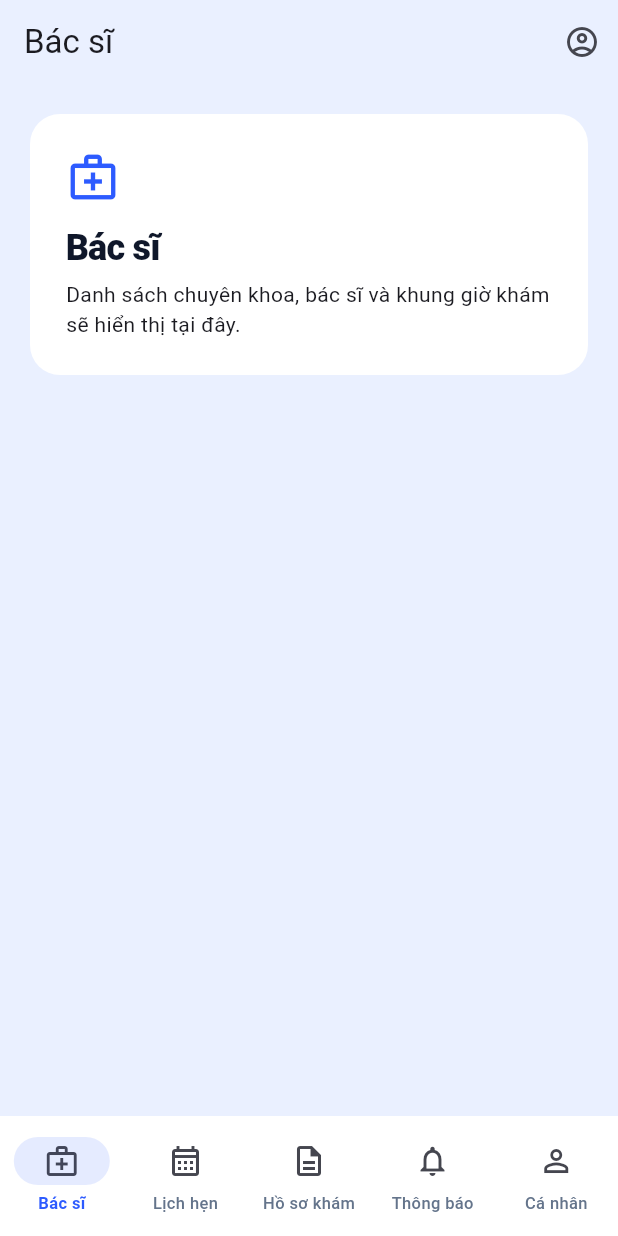
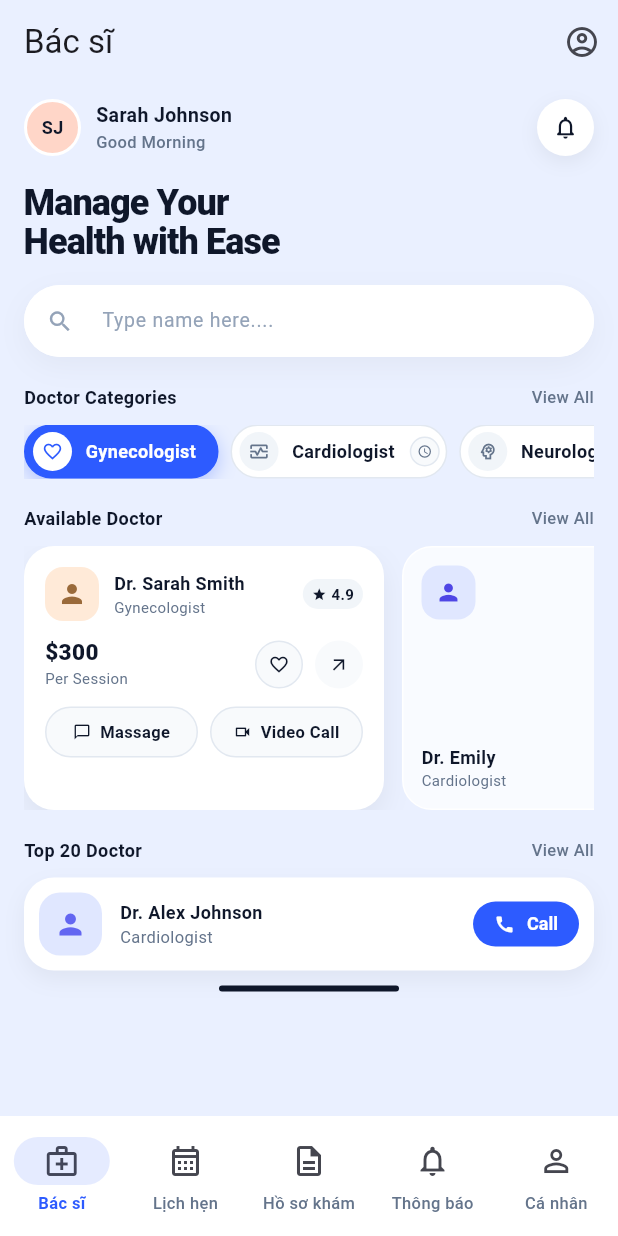
Before and after one commit to WilliamsHugh/ClinicAppoiment, a Flutter app: the PatientShell screen opened directly with empty values, on a phone screen of 412 x 824 dp. Run offline on Flutter 3.47's test engine with Material 3 defaults, Android fonts, the phone set to English and light mode, and no system bars; network calls fail.

Commit message:
feat(patient-app): add Home screen left Figma with split widgets
- add features/home/home_page.dart (Manage Your Health, search, categories, available/top doctors)
- split into widgets/home_header.dart, search_field.dart, category_chip.dart, doctor_card.dart, top_doctor_tile.dart
- wire doctors_page.dart to wrap HomePage, navigate to DoctorDetail on tap
- keep all styling via ClinicColors, no single-file dump

```diff
--- a/apps/patient-app/lib/features/doctors/doctors_page.dart
+++ b/apps/patient-app/lib/features/doctors/doctors_page.dart
@@ -1,17 +1,15 @@
 import 'package:flutter/material.dart';
 
-import '../../shared/widgets/feature_placeholder.dart';
+import '../home/home_page.dart';
 
+/// Route /doctors hiện hiển thị HomePage bám sát mobile_ui.png (màn trái).
+/// Navigation tới DoctorDetailPage được xử lý ngay trong HomePage qua
+/// push MaterialPageRoute.
 class DoctorsPage extends StatelessWidget {
   const DoctorsPage({super.key});
 
   @override
   Widget build(BuildContext context) {
-    return const FeaturePlaceholder(
-      title: 'Bác sĩ',
-      message:
-          'Danh sách chuyên khoa, bác sĩ và khung giờ khám sẽ hiển thị tại đây.',
-      icon: Icons.medical_services_outlined,
-    );
+    return const HomePage();
   }
 }
--- /dev/null
+++ b/apps/patient-app/lib/features/home/home_page.dart
@@ -0,0 +1,175 @@
+import 'package:flutter/material.dart';
+
+import '../../core/theme/app_theme.dart';
+import '../doctor_detail/doctor_detail_page.dart';
+import 'widgets/category_chip.dart';
+import 'widgets/doctor_card.dart';
+import 'widgets/home_header.dart';
+import 'widgets/search_field.dart';
+import 'widgets/top_doctor_tile.dart';
+
+/// Home - màn trái Figma, đã tách ra widgets chuyên nghiệp:
+/// - widgets/home_header.dart
+/// - widgets/search_field.dart
+/// - widgets/category_chip.dart
+/// - widgets/doctor_card.dart
+/// - widgets/top_doctor_tile.dart
+class HomePage extends StatefulWidget {
+  const HomePage({super.key});
+
+  @override
+  State<HomePage> createState() => _HomePageState();
+}
+
+class _HomePageState extends State<HomePage> {
+  String _selectedCategory = 'Gynecologist';
+  final _searchController = TextEditingController();
+
+  @override
+  void dispose() {
+    _searchController.dispose();
+    super.dispose();
+  }
+
+  @override
+  Widget build(BuildContext context) {
+    return Scaffold(
+      backgroundColor: ClinicColors.scaffold,
+      body: SafeArea(
+        child: SingleChildScrollView(
+          padding: const EdgeInsets.fromLTRB(16, 10, 16, 24),
+          child: Column(
+            crossAxisAlignment: CrossAxisAlignment.start,
+            children: [
+              HomeHeader(
+                onNotificationTap: () {
+                  // điều hướng tới tab Thông báo nếu cần
+                  ScaffoldMessenger.of(context).showSnackBar(
+                      const SnackBar(content: Text('Mở thông báo')));
+                },
+              ),
+              const SizedBox(height: 18),
+              const Text(
+                'Manage Your\nHealth with Ease',
+                style: TextStyle(
+                  fontSize: 24,
+                  height: 1.1,
+                  fontWeight: FontWeight.w800,
+                  letterSpacing: -0.6,
+                  color: ClinicColors.ink,
+                ),
+              ),
+              const SizedBox(height: 16),
+              HomeSearchField(controller: _searchController),
+              const SizedBox(height: 18),
+              _SectionLabel(
+                  title: 'Doctor Categories', onViewAll: () {}),
+              const SizedBox(height: 10),
+              SizedBox(
+                height: 36,
+                child: ListView(
+                  scrollDirection: Axis.horizontal,
+                  children: [
+                    CategoryChip(
+                      label: 'Gynecologist',
+                      icon: Icons.favorite_border,
+                      selected: _selectedCategory == 'Gynecologist',
+                      onTap: () =>
+                          setState(() => _selectedCategory = 'Gynecologist'),
+                    ),
+                    const SizedBox(width: 8),
+                    CategoryChip(
+                      label: 'Cardiologist',
+                      icon: Icons.monitor_heart_outlined,
+                      selected: _selectedCategory == 'Cardiologist',
+                      onTap: () =>
+                          setState(() => _selectedCategory = 'Cardiologist'),
+                    ),
+                    const SizedBox(width: 8),
+                    CategoryChip(
+                      label: 'Neurologist',
+                      icon: Icons.psychology_outlined,
+                      selected: _selectedCategory == 'Neurologist',
+                      onTap: () =>
+                          setState(() => _selectedCategory = 'Neurologist'),
+                    ),
+                  ],
+                ),
+              ),
+              const SizedBox(height: 18),
+              _SectionLabel(title: 'Available Doctor', onViewAll: () {}),
+              const SizedBox(height: 10),
+              SizedBox(
+                height: 176,
+                child: ListView.separated(
+                  scrollDirection: Axis.horizontal,
+                  itemCount: 3,
+                  separatorBuilder: (_, __) => const SizedBox(width: 12),
+                  itemBuilder: (context, index) {
+                    if (index == 0) {
+                      return AvailableDoctorCard(
+                        onTap: () => Navigator.of(context).push(
+                          MaterialPageRoute(
+                              builder: (_) => const DoctorDetailPage()),
+                        ),
+                      );
+                    }
+                    return AvailableDoctorCardCompact(index: index);
+                  },
+                ),
+              ),
+              const SizedBox(height: 18),
+              _SectionLabel(title: 'Top 20 Doctor', onViewAll: () {}),
+              const SizedBox(height: 10),
+              TopDoctorTile(
+                onCall: () => ScaffoldMessenger.of(context).showSnackBar(
+                    const SnackBar(content: Text('Gọi Dr. Alex Johnson'))),
+                onTap: () => Navigator.of(context).push(
+                  MaterialPageRoute(builder: (_) => const DoctorDetailPage()),
+                ),
+              ),
+              const SizedBox(height: 10),
+              Center(
+                child: Container(
+                  width: 120,
+                  height: 4,
+                  decoration: BoxDecoration(
+                    color: ClinicColors.ink,
+                    borderRadius: BorderRadius.circular(12),
+                  ),
+                ),
+              ),
+            ],
+          ),
+        ),
+      ),
+    );
+  }
+}
+
+class _SectionLabel extends StatelessWidget {
+  const _SectionLabel({required this.title, required this.onViewAll});
+  final String title;
+  final VoidCallback onViewAll;
+  @override
+  Widget build(BuildContext context) {
+    return Row(
+      children: [
+        Text(title,
+            style: const TextStyle(
+                fontSize: 12,
+                fontWeight: FontWeight.w700,
+                color: ClinicColors.ink)),
+        const Spacer(),
+        GestureDetector(
+          onTap: onViewAll,
+          child: const Text('View All',
+              style: TextStyle(
+                  fontSize: 11,
+                  color: ClinicColors.muted,
+                  fontWeight: FontWeight.w500)),
+        ),
+      ],
+    );
+  }
+}
--- /dev/null
+++ b/apps/patient-app/lib/features/home/widgets/category_chip.dart
@@ -0,0 +1,77 @@
+import 'package:flutter/material.dart';
+
+import '../../../core/theme/app_theme.dart';
+
+class CategoryChip extends StatelessWidget {
+  const CategoryChip({
+    required this.label,
+    required this.icon,
+    required this.selected,
+    required this.onTap,
+    super.key,
+  });
+  final String label;
+  final IconData icon;
+  final bool selected;
+  final VoidCallback onTap;
+
+  @override
+  Widget build(BuildContext context) {
+    return GestureDetector(
+      onTap: onTap,
+      child: AnimatedContainer(
+        duration: const Duration(milliseconds: 180),
+        padding: const EdgeInsets.symmetric(horizontal: 4, vertical: 4),
+        decoration: BoxDecoration(
+          color: selected ? ClinicColors.primary : Colors.white,
+          borderRadius: BorderRadius.circular(20),
+          border: Border.all(
+              color: selected ? ClinicColors.primary : ClinicColors.border),
+          boxShadow: selected
+              ? [
+                  BoxShadow(
+                      color: ClinicColors.primary.withOpacity(0.3),
+                      blurRadius: 10,
+                      offset: const Offset(0, 4))
+                ]
+              : null,
+        ),
+        child: Row(
+          children: [
+            Container(
+              width: 28,
+              height: 28,
+              decoration: BoxDecoration(
+                color: selected ? Colors.white : const Color(0xFFF1F5F9),
+                shape: BoxShape.circle,
+              ),
+              child: Icon(icon,
+                  size: 14,
+                  color:
+                      selected ? ClinicColors.primary : ClinicColors.muted),
+            ),
+            const SizedBox(width: 8),
+            Text(label,
+                style: TextStyle(
+                    fontSize: 12,
+                    fontWeight: FontWeight.w600,
+                    color: selected ? Colors.white : ClinicColors.ink)),
+            const SizedBox(width: 10),
+            if (!selected)
+              Container(
+                width: 20,
+                height: 20,
+                decoration: BoxDecoration(
+                  color: const Color(0xFFF8FAFC),
+                  shape: BoxShape.circle,
+                  border: Border.all(color: ClinicColors.border),
+                ),
+                child: const Icon(Icons.access_time,
+                    size: 10, color: ClinicColors.muted),
+              ),
+          ],
+        ),
+      ),
+    );
+  }
+}
--- /dev/null
+++ b/apps/patient-app/lib/features/home/widgets/doctor_card.dart
@@ -0,0 +1,216 @@
+import 'package:flutter/material.dart';
+
+import '../../../core/theme/app_theme.dart';
+
+class AvailableDoctorCard extends StatelessWidget {
+  const AvailableDoctorCard({required this.onTap, super.key});
+  final VoidCallback onTap;
+
+  @override
+  Widget build(BuildContext context) {
+    return GestureDetector(
+      onTap: onTap,
+      child: Container(
+        width: 240,
+        padding: const EdgeInsets.all(14),
+        decoration: BoxDecoration(
+          color: Colors.white,
+          borderRadius: BorderRadius.circular(20),
+          boxShadow: [
+            BoxShadow(
+                color: Colors.black.withOpacity(0.06),
+                blurRadius: 16,
+                offset: const Offset(0, 8)),
+          ],
+        ),
+        child: Column(
+          crossAxisAlignment: CrossAxisAlignment.start,
+          children: [
+            Row(
+              children: [
+                Container(
+                  width: 36,
+                  height: 36,
+                  decoration: BoxDecoration(
+                    color: const Color(0xFFFFEAD8),
+                    borderRadius: BorderRadius.circular(12),
+                  ),
+                  alignment: Alignment.center,
+                  child: const Icon(Icons.person,
+                      size: 20, color: Color(0xFF9A6A3A)),
+                ),
+                const SizedBox(width: 10),
+                const Expanded(
+                  child: Column(
+                    crossAxisAlignment: CrossAxisAlignment.start,
+                    children: [
+                      Text('Dr. Sarah Smith',
+                          style: TextStyle(
+                              fontSize: 12,
+                              fontWeight: FontWeight.w700,
+                              color: ClinicColors.ink)),
+                      Text('Gynecologist',
+                          style: TextStyle(
+                              fontSize: 10, color: ClinicColors.muted)),
+                    ],
+                  ),
+                ),
+                Container(
+                  padding:
+                      const EdgeInsets.symmetric(horizontal: 6, vertical: 3),
+                  decoration: BoxDecoration(
+                    color: const Color(0xFFF1F5F9),
+                    borderRadius: BorderRadius.circular(10),
+                  ),
+                  child: const Row(
+                    children: [
+                      Icon(Icons.star, size: 10, color: ClinicColors.ink),
+                      SizedBox(width: 3),
+                      Text('4.9',
+                          style: TextStyle(
+                              fontSize: 10,
+                              fontWeight: FontWeight.w700,
+                              color: ClinicColors.ink)),
+                    ],
+                  ),
+                ),
+              ],
+            ),
+            const SizedBox(height: 10),
+            Row(
+              crossAxisAlignment: CrossAxisAlignment.end,
+              children: [
+                const Column(
+                  crossAxisAlignment: CrossAxisAlignment.start,
+                  children: [
+                    Text('\$300',
+                        style: TextStyle(
+                            fontSize: 15,
+                            fontWeight: FontWeight.w800,
+                            color: ClinicColors.ink)),
+                    Text('Per Session',
+                        style:
+                            TextStyle(fontSize: 10, color: ClinicColors.muted)),
+                  ],
+                ),
+                const Spacer(),
+                Container(
+                  width: 32,
+                  height: 32,
+                  decoration: BoxDecoration(
+                    color: const Color(0xFFF8FAFC),
+                    shape: BoxShape.circle,
+                    border: Border.all(color: ClinicColors.border),
+                  ),
+                  child: const Icon(Icons.favorite_border,
+                      size: 14, color: ClinicColors.ink),
+                ),
+                const SizedBox(width: 8),
+                Container(
+                  width: 32,
+                  height: 32,
+                  decoration: const BoxDecoration(
+                    color: Color(0xFFF8FAFC),
+                    shape: BoxShape.circle,
+                  ),
+                  child: const Icon(Icons.arrow_outward,
+                      size: 14, color: ClinicColors.ink),
+                ),
+              ],
+            ),
+            const SizedBox(height: 12),
+            Row(
+              children: [
+                _ActionPill(
+                    icon: Icons.chat_bubble_outline,
+                    label: 'Massage',
+                    onTap: () {}),
+                const SizedBox(width: 8),
+                _ActionPill(
+                    icon: Icons.videocam_outlined,
+                    label: 'Video Call',
+                    onTap: () {}),
+              ],
+            ),
+          ],
+        ),
+      ),
+    );
+  }
+}
+
+class AvailableDoctorCardCompact extends StatelessWidget {
+  const AvailableDoctorCardCompact({required this.index, super.key});
+  final int index;
+  @override
+  Widget build(BuildContext context) {
+    return Container(
+      width: 160,
+      padding: const EdgeInsets.all(12),
+      decoration: BoxDecoration(
+        color: Colors.white.withOpacity(0.72),
+        borderRadius: BorderRadius.circular(20),
+        border: Border.all(color: Colors.white),
+      ),
+      child: Column(
+        crossAxisAlignment: CrossAxisAlignment.start,
+        children: [
+          Container(
+            width: 36,
+            height: 36,
+            decoration: BoxDecoration(
+              color: const Color(0xFFE0E7FF),
+              borderRadius: BorderRadius.circular(12),
+            ),
+            alignment: Alignment.center,
+            child: const Icon(Icons.person, size: 18, color: Color(0xFF4F46E5)),
+          ),
+          const Spacer(),
+          const Text('Dr. Emily',
+              style: TextStyle(
+                  fontSize: 12,
+                  fontWeight: FontWeight.w700,
+                  color: ClinicColors.ink)),
+          const Text('Cardiologist',
+              style: TextStyle(fontSize: 10, color: ClinicColors.muted)),
+        ],
+      ),
+    );
+  }
+}
+
+class _ActionPill extends StatelessWidget {
+  const _ActionPill(
+      {required this.icon, required this.label, required this.onTap});
+  final IconData icon;
+  final String label;
+  final VoidCallback onTap;
+  @override
+  Widget build(BuildContext context) {
+    return Expanded(
+      child: GestureDetector(
+        onTap: onTap,
+        child: Container(
+          padding: const EdgeInsets.symmetric(horizontal: 10, vertical: 8),
+          decoration: BoxDecoration(
+            color: const Color(0xFFF8FAFC),
+            borderRadius: BorderRadius.circular(20),
+            border: Border.all(color: ClinicColors.border),
+          ),
+          child: Row(
+            mainAxisAlignment: MainAxisAlignment.center,
+            children: [
+              Icon(icon, size: 12, color: ClinicColors.ink),
+              const SizedBox(width: 6),
+              Text(label,
+                  style: const TextStyle(
+                      fontSize: 11,
+                      fontWeight: FontWeight.w600,
+                      color: ClinicColors.ink)),
+            ],
+          ),
+        ),
+      ),
+    );
+  }
+}
--- /dev/null
+++ b/apps/patient-app/lib/features/home/widgets/home_header.dart
@@ -0,0 +1,70 @@
+import 'package:flutter/material.dart';
+
+import '../../../core/theme/app_theme.dart';
+
+class HomeHeader extends StatelessWidget {
+  const HomeHeader({super.key, this.onNotificationTap});
+
+  final VoidCallback? onNotificationTap;
+
+  @override
+  Widget build(BuildContext context) {
+    return Row(
+      children: [
+        Container(
+          width: 38,
+          height: 38,
+          decoration: BoxDecoration(
+            shape: BoxShape.circle,
+            color: const Color(0xFFFFD6C8),
+            border: Border.all(color: Colors.white, width: 2),
+          ),
+          alignment: Alignment.center,
+          child: const Text('SJ',
+              style: TextStyle(
+                  fontSize: 12,
+                  fontWeight: FontWeight.w700,
+                  color: ClinicColors.ink)),
+        ),
+        const SizedBox(width: 10),
+        const Expanded(
+          child: Column(
+            crossAxisAlignment: CrossAxisAlignment.start,
+            children: [
+              Text('Sarah Johnson',
+                  style: TextStyle(
+                      fontSize: 13,
+                      fontWeight: FontWeight.w700,
+                      color: ClinicColors.ink)),
+              Text('Good Morning',
+                  style: TextStyle(
+                      fontSize: 11,
+                      color: ClinicColors.muted,
+                      fontWeight: FontWeight.w500)),
+            ],
+          ),
+        ),
+        GestureDetector(
+          onTap: onNotificationTap,
+          child: Container(
+            width: 38,
+            height: 38,
+            decoration: BoxDecoration(
+              color: Colors.white,
+              shape: BoxShape.circle,
+              boxShadow: [
+                BoxShadow(
+                  color: Colors.black.withOpacity(0.06),
+                  blurRadius: 10,
+                  offset: const Offset(0, 4),
+                )
+              ],
+            ),
+            child: const Icon(Icons.notifications_none_rounded,
+                size: 18, color: ClinicColors.ink),
+          ),
+        ),
+      ],
+    );
+  }
+}
--- /dev/null
+++ b/apps/patient-app/lib/features/home/widgets/search_field.dart
@@ -0,0 +1,44 @@
+import 'package:flutter/material.dart';
+
+import '../../../core/theme/app_theme.dart';
+
+class HomeSearchField extends StatelessWidget {
+  const HomeSearchField({required this.controller, super.key});
+  final TextEditingController controller;
+
+  @override
+  Widget build(BuildContext context) {
+    return Container(
+      decoration: BoxDecoration(
+        color: Colors.white,
+        borderRadius: BorderRadius.circular(24),
+        boxShadow: [
+          BoxShadow(
+            color: Colors.black.withOpacity(0.04),
+            blurRadius: 16,
+            offset: const Offset(0, 6),
+          ),
+        ],
+      ),
+      child: TextField(
+        controller: controller,
+        style: const TextStyle(fontSize: 13, color: ClinicColors.ink),
+        decoration: InputDecoration(
+          hintText: 'Type name here....',
+          hintStyle:
+              const TextStyle(color: ClinicColors.mutedLight, fontSize: 13),
+          prefixIcon:
+              const Icon(Icons.search, size: 18, color: ClinicColors.mutedLight),
+          border: OutlineInputBorder(
+            borderRadius: BorderRadius.circular(24),
+            borderSide: BorderSide.none,
+          ),
+          filled: true,
+          fillColor: Colors.white,
+          contentPadding:
+              const EdgeInsets.symmetric(horizontal: 16, vertical: 12),
+        ),
+      ),
+    );
+  }
+}
--- /dev/null
+++ b/apps/patient-app/lib/features/home/widgets/top_doctor_tile.dart
@@ -0,0 +1,71 @@
+import 'package:flutter/material.dart';
+
+import '../../../core/theme/app_theme.dart';
+
+class TopDoctorTile extends StatelessWidget {
+  const TopDoctorTile({required this.onCall, required this.onTap, super.key});
+  final VoidCallback onCall;
+  final VoidCallback onTap;
+
+  @override
+  Widget build(BuildContext context) {
+    return GestureDetector(
+      onTap: onTap,
+      child: Container(
+        padding: const EdgeInsets.all(10),
+        decoration: BoxDecoration(
+          color: Colors.white,
+          borderRadius: BorderRadius.circular(20),
+          boxShadow: [
+            BoxShadow(
+                color: Colors.black.withOpacity(0.05),
+                blurRadius: 12,
+                offset: const Offset(0, 6)),
+          ],
+        ),
+        child: Row(
+          children: [
+            Container(
+              width: 42,
+              height: 42,
+              decoration: BoxDecoration(
+                color: const Color(0xFFE0E7FF),
+                borderRadius: BorderRadius.circular(14),
+              ),
+              alignment: Alignment.center,
+              child:
+                  const Icon(Icons.person, size: 22, color: Color(0xFF6366F1)),
+            ),
+            const SizedBox(width: 12),
+            const Expanded(
+              child: Column(
+                crossAxisAlignment: CrossAxisAlignment.start,
+                children: [
+                  Text('Dr. Alex Johnson',
+                      style: TextStyle(
+                          fontSize: 12,
+                          fontWeight: FontWeight.w700,
+                          color: ClinicColors.ink)),
+                  Text('Cardiologist',
+                      style:
+                          TextStyle(fontSize: 11, color: ClinicColors.muted)),
+                ],
+              ),
+            ),
+            FilledButton.icon(
+              onPressed: onCall,
+              icon: const Icon(Icons.call, size: 14),
+              label: const Text('Call', style: TextStyle(fontSize: 12)),
+              style: FilledButton.styleFrom(
+                padding:
+                    const EdgeInsets.symmetric(horizontal: 14, vertical: 8),
+                minimumSize: Size.zero,
+                tapTargetSize: MaterialTapTargetSize.shrinkWrap,
+              ),
+            ),
+          ],
+        ),
+      ),
+    );
+  }
+}
```
